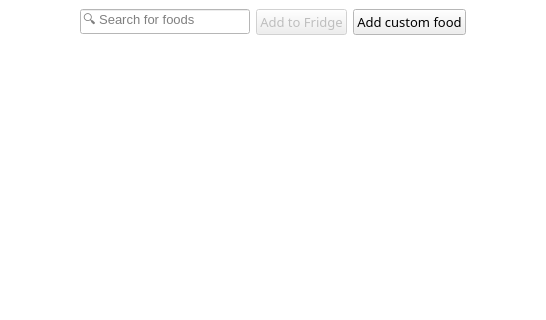
The window that ui/ui_searchwindow.ui (josh-minch/spartan) describes before a commit, drawn with Qt 5; both pictures show x 165 to 711 and y 0 to 320 of the 800 by 600 pixel window.
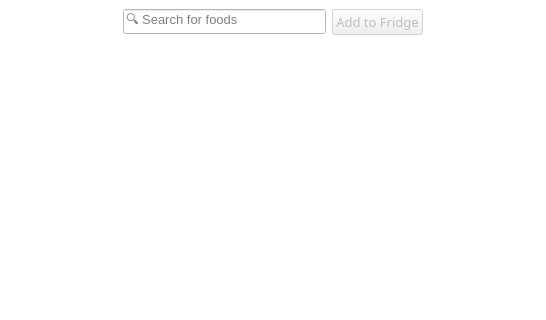
The same window after the commit. Icons and pictures are not drawn.

Commit message: Add food group display in search window

```diff
--- a/ui/ui_searchwindow.ui
+++ b/ui/ui_searchwindow.ui
@@ -188,26 +188,6 @@
           </property>
          </widget>
         </item>
-        <item>
-         <widget class="QPushButton" name="add_custom_food_btn">
-          <property name="enabled">
-           <bool>true</bool>
-          </property>
-          <property name="font">
-           <font>
-            <family>Segoe UI Semilight</family>
-            <pointsize>10</pointsize>
-           </font>
-          </property>
-          <property name="text">
-           <string>Add custom food</string>
-          </property>
-          <property name="icon">
-           <iconset>
-            <normaloff>images/food.png</normaloff>images/food.png</iconset>
-          </property>
-         </widget>
-        </item>
         <item>
          <spacer name="horizontalSpacer_2">
           <property name="orientation">
```
Left out of the diff: 8 changed lines with no effect on the pictures. The commit also changes 17 other files.
